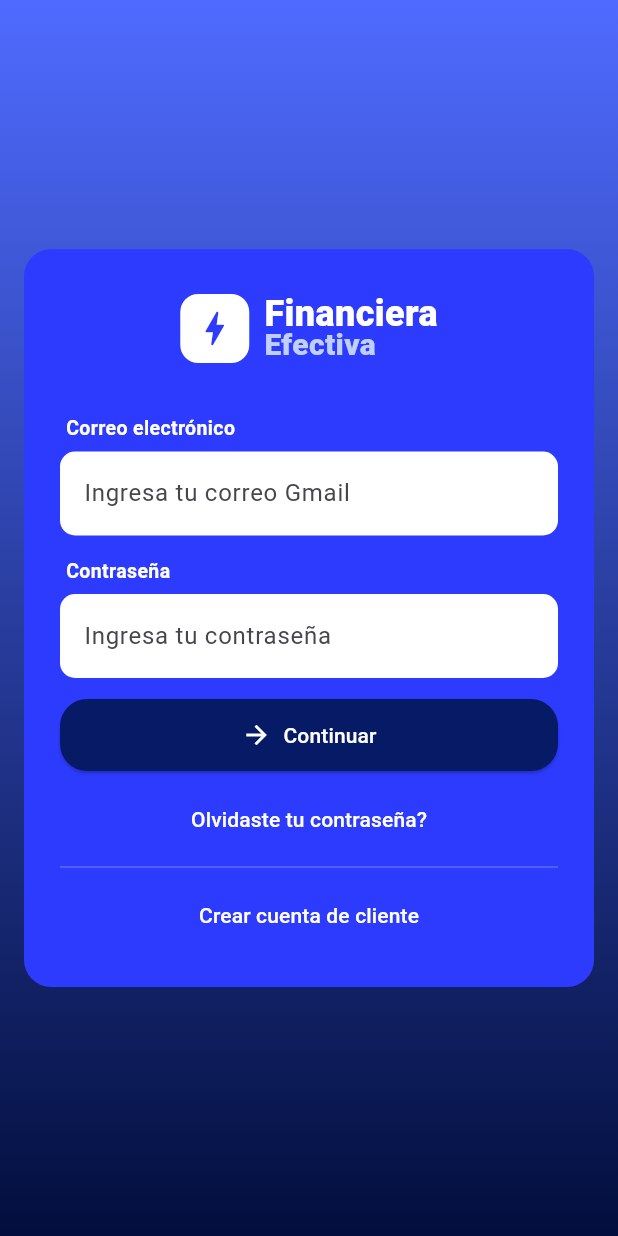
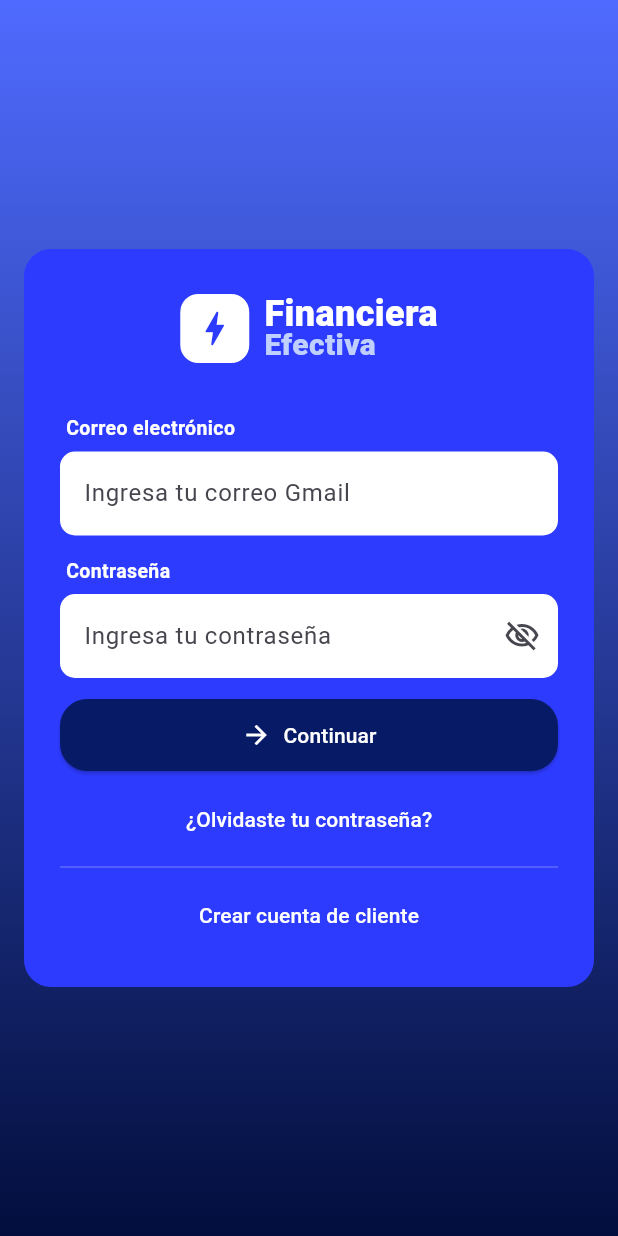
Before and after one commit to Akira-NH/Financiera-Efectiva, a Flutter app: the screen it shows after launch, on a phone screen of 412 x 824 dp. Run offline on Flutter 3.47's test engine with Material 3 defaults, Android fonts, the phone set to English and light mode, and no system bars; our stand-ins replace cloud_firestore, firebase_auth, firebase_core, google_maps_flutter; accounts and stored records are empty; generated files the repository leaves out were written again.

Commit message:
Cambios en el formulario de login

```diff
--- a/financiera_efectiva/lib/core/widgets/app_text_field.dart
+++ b/financiera_efectiva/lib/core/widgets/app_text_field.dart
@@ -9,6 +9,7 @@ class AppTextField extends StatelessWidget {
     this.keyboardType,
     this.inputFormatters,
     this.obscureText = false,
+    this.suffixIcon,
     this.validator,
     super.key,
   });
@@ -19,6 +20,7 @@ class AppTextField extends StatelessWidget {
   final TextInputType? keyboardType;
   final List<TextInputFormatter>? inputFormatters;
   final bool obscureText;
+  final Widget? suffixIcon;
   final String? Function(String?)? validator;
 
   @override
@@ -32,6 +34,7 @@ class AppTextField extends StatelessWidget {
       decoration: InputDecoration(
         labelText: label.isEmpty ? null : label,
         hintText: hint,
+        suffixIcon: suffixIcon,
       ),
     );
   }
--- a/financiera_efectiva/lib/features/auth/presentation/login_screen.dart
+++ b/financiera_efectiva/lib/features/auth/presentation/login_screen.dart
@@ -135,7 +135,7 @@ class _LoginBackground extends StatelessWidget {
   }
 }
 
-class _LoginForm extends StatelessWidget {
+class _LoginForm extends StatefulWidget {
   const _LoginForm({
     required this.formKey,
     required this.emailController,
@@ -151,13 +151,20 @@ class _LoginForm extends StatelessWidget {
   final VoidCallback? onLogin;
 
   @override
+  State<_LoginForm> createState() => _LoginFormState();
+}
+
+class _LoginFormState extends State<_LoginForm> {
+  bool _obscurePassword = true;
+
+  @override
   Widget build(BuildContext context) {
     return Material(
       color: AppColors.primary,
       borderRadius: BorderRadius.circular(18),
       clipBehavior: Clip.antiAlias,
       child: Form(
-        key: formKey,
+        key: widget.formKey,
         child: Padding(
           padding: const EdgeInsets.fromLTRB(24, 30, 24, 24),
           child: Column(
@@ -170,7 +177,7 @@ class _LoginForm extends StatelessWidget {
               AppTextField(
                 label: '',
                 hint: 'Ingresa tu correo Gmail',
-                controller: emailController,
+                controller: widget.emailController,
                 keyboardType: TextInputType.emailAddress,
                 validator: Validators.email,
               ),
@@ -179,15 +186,28 @@ class _LoginForm extends StatelessWidget {
               AppTextField(
                 label: '',
                 hint: 'Ingresa tu contraseña',
-                controller: passwordController,
-                obscureText: true,
+                controller: widget.passwordController,
+                obscureText: _obscurePassword,
+                suffixIcon: IconButton(
+                  tooltip: _obscurePassword
+                      ? 'Mostrar contraseña'
+                      : 'Ocultar contraseña',
+                  onPressed: () {
+                    setState(() => _obscurePassword = !_obscurePassword);
+                  },
+                  icon: Icon(
+                    _obscurePassword
+                        ? Icons.visibility_off_outlined
+                        : Icons.visibility_outlined,
+                  ),
+                ),
                 validator: Validators.password,
               ),
               const SizedBox(height: 14),
               AppButton(
-                label: isLoading ? 'Ingresando...' : 'Continuar',
+                label: widget.isLoading ? 'Ingresando...' : 'Continuar',
                 icon: Icons.arrow_forward,
-                onPressed: isLoading ? null : onLogin,
+                onPressed: widget.isLoading ? null : widget.onLogin,
               ),
               const SizedBox(height: 8),
               TextButton(
@@ -195,7 +215,7 @@ class _LoginForm extends StatelessWidget {
                   Navigator.pushNamed(context, RouteNames.forgotPassword);
                 },
                 child: const Text(
-                  'Olvidaste tu contraseña?',
+                  '¿Olvidaste tu contraseña?',
                   style: TextStyle(color: Colors.white),
                 ),
               ),
```
